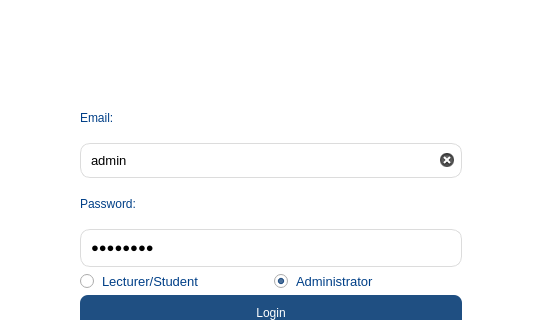
Qt form ui/Login.ui (maihuybao/SmartLockUEL) before a commit; both pictures show x 347 to 889 and y 260 to 580 of the 1237 by 734 pixel window.
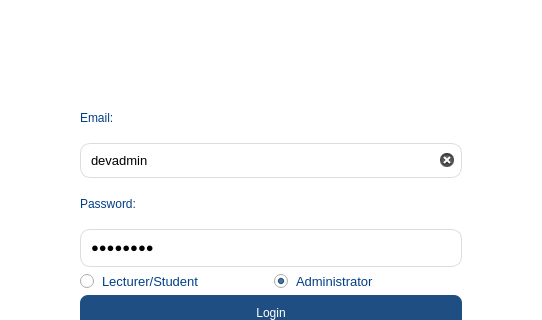
The same form after that commit. Icons and pictures are not drawn.

Diff of the .ui file:
```diff
--- a/ui/Login.ui
+++ b/ui/Login.ui
@@ -177,7 +177,7 @@
 </string>
            </property>
            <property name="text">
-            <string>admin</string>
+            <string>devadmin</string>
            </property>
            <property name="placeholderText">
             <string>example@st.uel.edu.vn/example@uel.edu.vn  </string>
```
Left out of the diff: 2 changed lines with no effect on the pictures.
